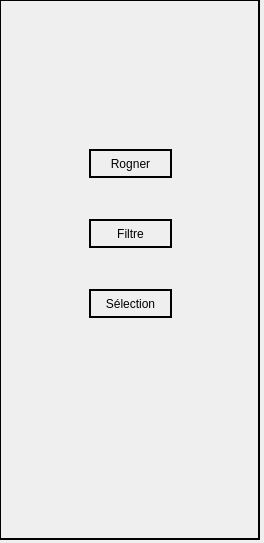
This is toolboxarea.ui in NesrineGhannay/ImagEdit as Qt 5 draws it before an edit. The edited form follows.
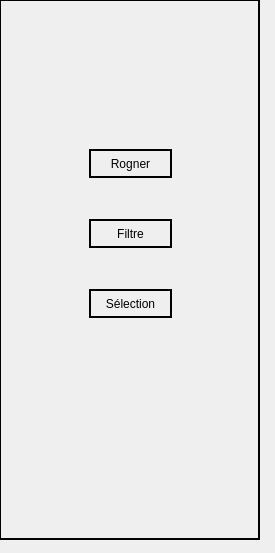
This is the edited form.

Commit message: Creation of Filter widget | Add slot connection to ToolboxArea.cpp

```diff
--- a/toolboxarea.ui
+++ b/toolboxarea.ui
@@ -6,8 +6,8 @@
    <rect>
     <x>0</x>
     <y>0</y>
-    <width>264</width>
-    <height>543</height>
+    <width>275</width>
+    <height>553</height>
    </rect>
   </property>
   <property name="windowTitle">
```
Left out of the diff: 6 changed lines with no effect on the pictures. The commit also changes 6 other files.
